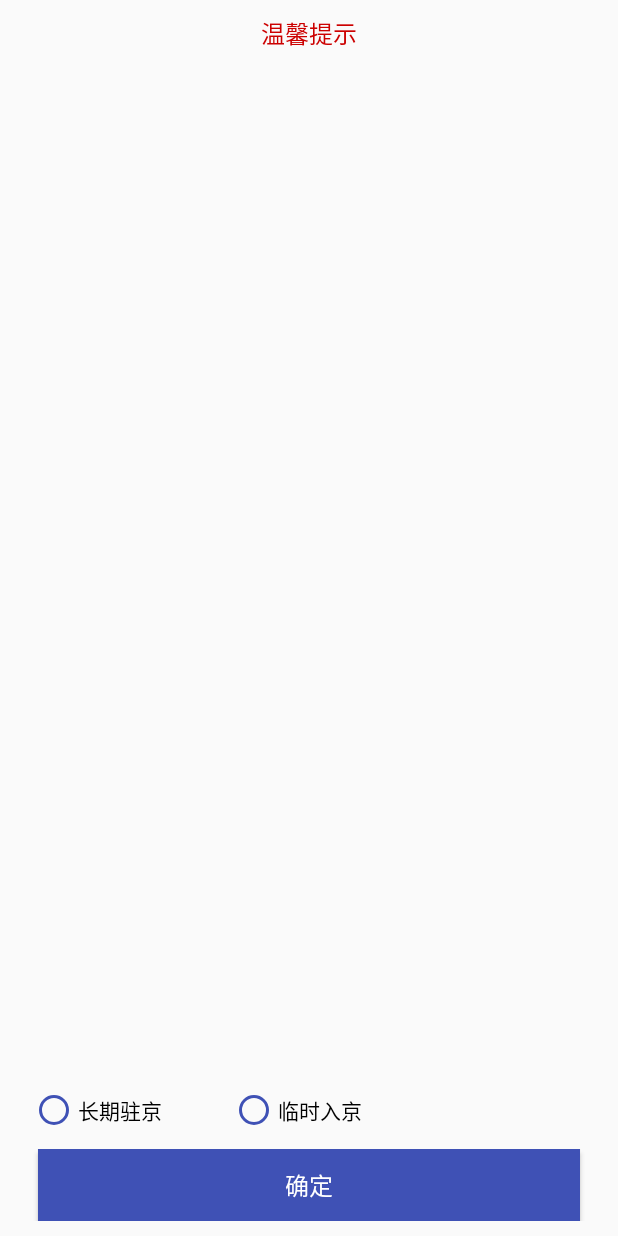
After one commit to huaTJ0210/hz-android-guide, an Android app: the layout jjz_dialog_layout.xml on its own in the app's theme, with its tools: preview values and no code run, on a phone screen of 412 x 824 dp. The commit adds this screen. Run offline under Robolectric (Android 15) with nearby library versions, the phone set to English and light mode, and no system bars.

Commit message:
add dialog

```diff
--- a/MyApp/app/src/main/AndroidManifest.xml
+++ b/MyApp/app/src/main/AndroidManifest.xml
@@ -9,7 +9,8 @@
         android:roundIcon="@mipmap/ic_launcher_round"
         android:supportsRtl="true"
         android:theme="@style/AppTheme">
-        <activity android:name=".criminal.intent.CrimePagerActivity"></activity>
+        <activity android:name=".activity.AlertActivity"></activity>
+        <activity android:name=".criminal.intent.CrimePagerActivity" />
         <activity android:name=".criminal.intent.CrimeActivity" />
         <activity android:name=".criminal.intent.CrimeListActivity" />
         <activity android:name=".activity.QuizActivity" />
--- /dev/null
+++ b/MyApp/app/src/main/res/layout/jjz_dialog_layout.xml
@@ -0,0 +1,72 @@
+<RelativeLayout xmlns:android="http://schemas.android.com/apk/res/android"
+    android:layout_width="match_parent"
+    android:layout_height="match_parent" >
+    <TextView
+        android:id="@+id/d_title"
+        android:textSize="16sp"
+        android:textColor="@android:color/holo_red_dark"
+        android:layout_marginTop="10dp"
+        android:text="温馨提示"
+        android:gravity="center_horizontal"
+        android:layout_width="match_parent"
+        android:layout_height="wrap_content" />
+    <TextView
+        android:id="@+id/jjz_tips_content_tv"
+        android:textColor="#020101"
+        android:textSize="14sp"
+        android:layout_marginLeft="12dp"
+        android:layout_marginRight="12dp"
+        android:layout_below="@+id/d_title"
+       android:layout_marginTop="10dp"
+        android:layout_width="wrap_content"
+        android:layout_height="wrap_content"
+        android:scrollbars="vertical"
+        android:maxHeight="330dp" />
+
+    <RadioGroup
+        android:id="@+id/radioGroup"
+        android:layout_width="wrap_content"
+        android:layout_height="wrap_content"
+        android:orientation="horizontal"
+        android:layout_above="@+id/confirm_button_layout"
+        android:layout_marginBottom="10dp"
+        android:layout_marginLeft="20dp"
+        >
+
+        <RadioButton
+            android:id="@+id/btnLong"
+            android:layout_width="wrap_content"
+            android:layout_height="wrap_content"
+            android:buttonTint="@color/colorPrimary"
+            android:text="长期驻京" />
+
+        <RadioButton
+            android:id="@+id/btnShort"
+            android:layout_width="wrap_content"
+            android:layout_height="wrap_content"
+            android:layout_marginLeft="45dp"
+            android:buttonTint="@color/colorPrimary"
+            android:text="临时入京"/>
+    </RadioGroup>
+
+    <LinearLayout
+        android:id="@+id/confirm_button_layout"
+        android:orientation="horizontal"
+        android:layout_width="match_parent"
+        android:layout_height="wrap_content"
+        android:layout_alignParentBottom="true"
+        android:layout_marginBottom="10dp"
+        >
+       <Button
+           android:layout_width="match_parent"
+           android:layout_height="match_parent"
+           android:textSize="16sp"
+           android:textColor="@android:color/white"
+           android:text="确定"
+           android:textAlignment="center"
+           android:layout_marginLeft="25dp"
+           android:layout_marginRight="25dp"
+           android:background="@color/colorPrimary"
+           android:gravity="center"></Button>
+    </LinearLayout>
+</RelativeLayout>
```
Also changed, not shown: MyApp/app/src/main/java/com/hz/myapp/MainActivity.java (+10 -2 lines), MyApp/app/src/main/java/com/hz/myapp/activity/AlertActivity.java (added, +76 -0 lines), MyApp/app/src/main/res/drawable/shape_10dp.xml (added, +20 -0 lines), MyApp/app/src/main/res/layout/activity_alert.xml (added, +15 -0 lines), MyApp/app/src/main/res/values/styles.xml (+18 -0 lines).
